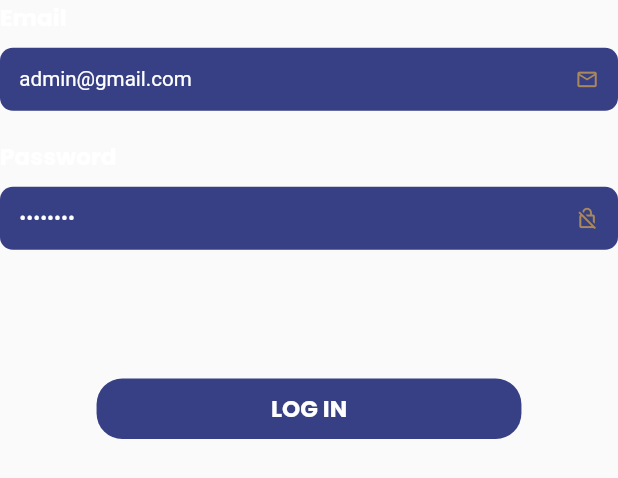
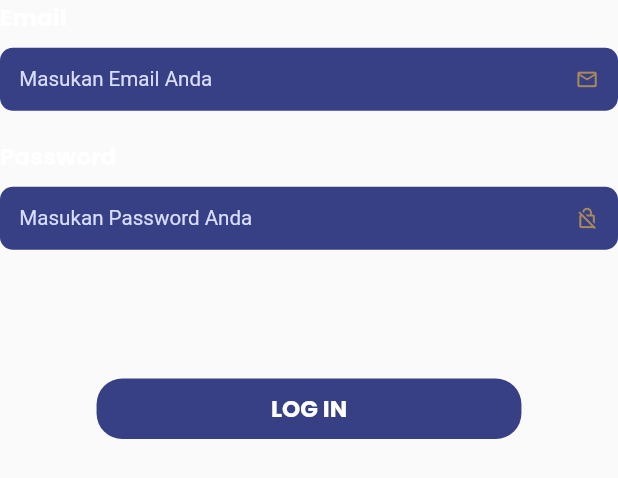
Before and after one commit to IJlnflhbrzDev/movie_toz, a Flutter app: the FormLogin widget shown alone on an empty page, opened directly, on a phone screen of 412 x 824 dp. Shown: the top 478 px of the screen. Run offline on Flutter 3.47's test engine with Material 2 defaults, Android fonts, the light colour scheme and no system bars; our stand-ins replace carousel_slider, firebase_auth, firebase_core, get, google_fonts, introduction_screen and 3 more; missing offline and left inert: flutterfire_ui; accounts and stored records are empty; network calls fail.

Commit message:
+[UPDATE] AUTH EMAIL AND PASSWORD IN  FIREBASE

```diff
--- a/lib/widget/form_login.dart
+++ b/lib/widget/form_login.dart
@@ -1,5 +1,4 @@
 import 'package:firebase_auth/firebase_auth.dart';
-import 'package:movie_toz/pages/home.dart';
 import 'package:movie_toz/theme.dart';
 import 'package:flutter/material.dart';
 
@@ -13,8 +12,8 @@ class FormLogin extends StatefulWidget {
 class _FormLoginState extends State<FormLogin> {
   // Controller TextField
   bool obscureTextInput = true;
-  final emailController = TextEditingController(text: 'admin@gmail.com');
-  final passwordController = TextEditingController(text: 'admin123');
+  final emailController = TextEditingController();
+  final passwordController = TextEditingController();
 
   @override
   void dispose() {
@@ -26,7 +25,8 @@ class _FormLoginState extends State<FormLogin> {
 
   @override
   Widget build(BuildContext context) {
-    return Column(
+    return SafeArea(
+      child: Column(
         crossAxisAlignment: CrossAxisAlignment.start,
         children: [
           Text('Email', style: cWhiteTextStyle.copyWith(fontSize: 18)),
@@ -42,12 +42,13 @@ class _FormLoginState extends State<FormLogin> {
                 TextFormField(
                   controller: emailController,
                   keyboardType: TextInputType.emailAddress,
+                  textInputAction: TextInputAction.next,
                   style: const TextStyle(color: cWhiteColor),
                   decoration: const InputDecoration(
                     border: InputBorder.none,
                     suffixIcon:
                         Icon(Icons.email_outlined, color: cGoldColor, size: 18),
-                  hintText: ' ijlnflhbrz@gmail.com',
+                    hintText: 'Masukan Email Anda',
                     hintStyle: TextStyle(color: cGreyColor),
                     contentPadding: EdgeInsets.all(15),
                   ),
@@ -69,12 +70,15 @@ class _FormLoginState extends State<FormLogin> {
               crossAxisAlignment: CrossAxisAlignment.start,
               children: <Widget>[
                 TextFormField(
+                  controller: passwordController,
                   obscureText: obscureTextInput,
-                controller: passwordController,
+                  textInputAction: TextInputAction.done,
+
                   style: const TextStyle(color: cWhiteColor),
                   // obscureText: obscureTsextInput,
                   enableSuggestions: false,
                   autocorrect: false,
+
                   decoration: InputDecoration(
                     border: InputBorder.none,
                     suffixIcon: IconButton(
@@ -87,7 +91,7 @@ class _FormLoginState extends State<FormLogin> {
                         });
                       },
                     ),
-                  hintText: ' Enter your Password',
+                    hintText: 'Masukan Password Anda',
                     hintStyle: TextStyle(color: cGreyColor),
                     contentPadding: EdgeInsets.all(15),
                   ),
@@ -107,8 +111,9 @@ class _FormLoginState extends State<FormLogin> {
               ),
               child: ElevatedButton(
                 style: ElevatedButton.styleFrom(
-                  primary: Colors.transparent, shadowColor: Colors.transparent),
-              onPressed: () {},
+                    primary: Colors.transparent,
+                    shadowColor: Colors.transparent),
+                onPressed: signIn,
                 child: Text(
                   'LOG IN',
                   style: cWhiteTextStyle.copyWith(fontSize: 18),
@@ -117,14 +122,19 @@ class _FormLoginState extends State<FormLogin> {
             ),
           ),
         ],
+      ),
     );
   }
 
   // Future signIn
   Future signIn() async {
+    try {
       await FirebaseAuth.instance.signInWithEmailAndPassword(
         email: emailController.text.trim(),
         password: passwordController.text.trim(),
       );
+    } on FirebaseAuthException catch (e) {
+      print(e);
     }
   }
+}
```
Also changed, not shown: lib/auth_gate.dart (added, +29 -0 lines), lib/main.dart (+11 -6 lines), lib/pages/home.dart (+16 -3 lines), lib/pages/login.dart (+18 -12 lines), pubspec.yaml (+6 -53 lines), lib/firebase_options.dart (added), pubspec.lock, 3 other files. Lines whose indentation alone changed are shown as unchanged.
